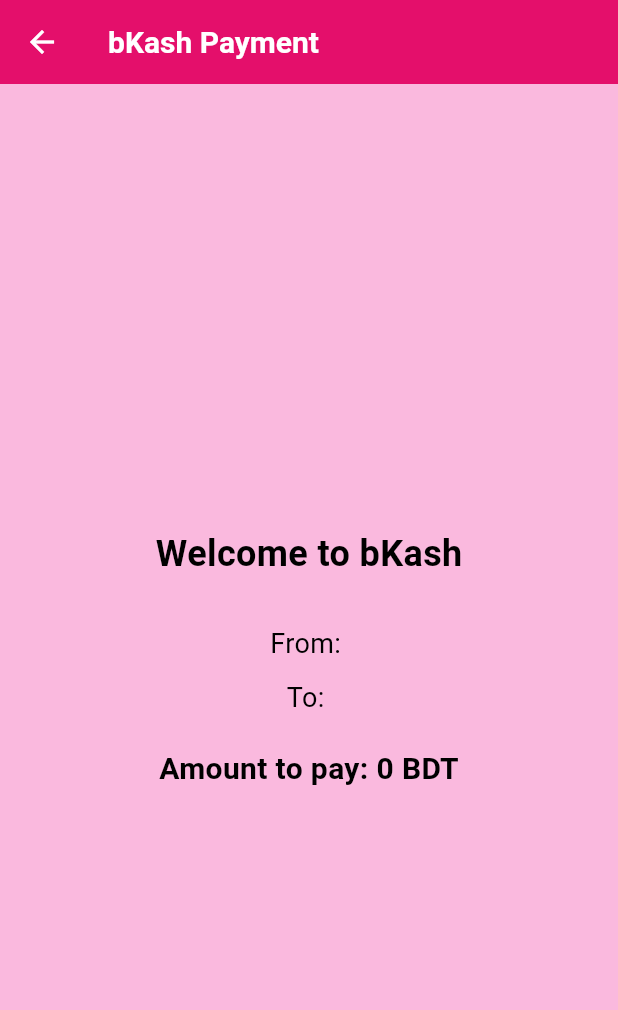
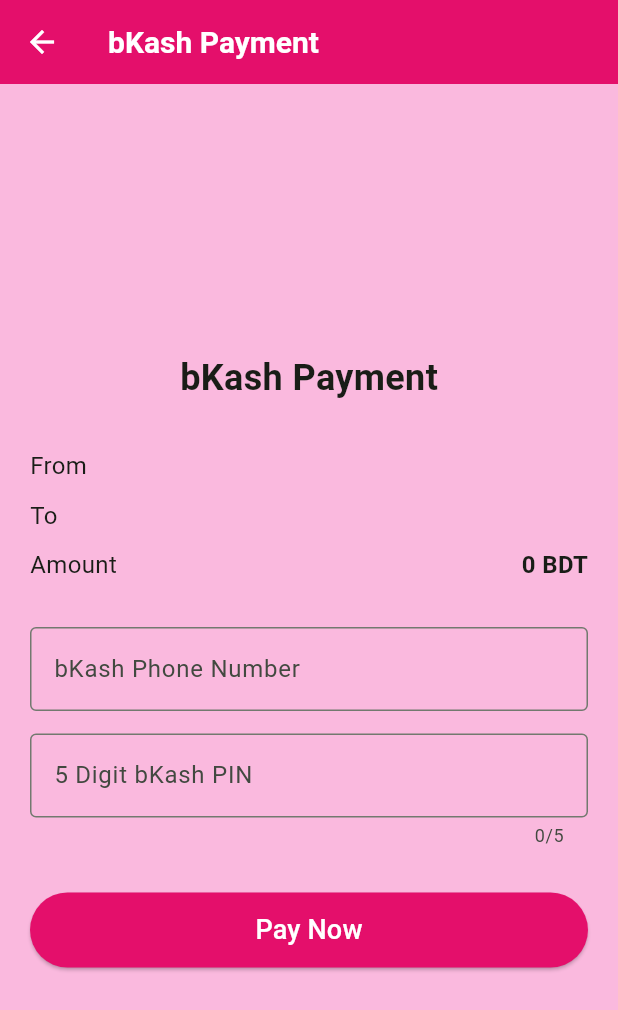
Before and after one commit to haisam10/dmt_seba, a Flutter app: the BkashPage screen opened directly with empty values, on a phone screen of 412 x 824 dp. Shown: the top 1010 px of the screen. Run offline on Flutter 3.47's test engine with Material 3 defaults, Android fonts, the light colour scheme and no system bars; our stand-ins replace firebase_auth, firebase_core, google_sign_in, supabase_flutter; missing offline and left inert: razorpay_flutter; accounts and stored records are empty.

Commit message:
16/1/2026

```diff
--- a/lib/PaymentPage/bkash.dart
+++ b/lib/PaymentPage/bkash.dart
@@ -1,6 +1,9 @@
+import 'dart:math';
 import 'package:flutter/material.dart';
+import 'package:supabase_flutter/supabase_flutter.dart';
+import 'otp_verification_page.dart';
 
-class BkashPage extends StatelessWidget {
+class BkashPage extends StatefulWidget {
   final int amount;
   final String fromStation;
   final String toStation;
@@ -13,47 +16,166 @@
   });
 
   @override
+  State<BkashPage> createState() => _BkashPageState();
+}
+
+class _BkashPageState extends State<BkashPage> {
+  final _phoneController = TextEditingController();
+  final _pinController = TextEditingController();
+  bool isLoading = false;
+
+  final supabase = Supabase.instance.client;
+
+  int _generateOtp() {
+    return Random().nextInt(90000) + 10000; // 5 digit OTP
+  }
+
+  Future<void> _payNow() async {
+    if (_phoneController.text.length != 11) {
+      _showMessage('Enter valid bKash phone number');
+      return;
+    }
+
+    if (_pinController.text.length != 5) {
+      _showMessage('PIN must be 5 digits');
+      return;
+    }
+
+    setState(() => isLoading = true);
+
+    try {
+      final otp = _generateOtp();
+      final userEmail = supabase.auth.currentUser?.email ?? 'unknown';
+
+      await supabase.from('payments').insert({
+        'user_email': userEmail,
+        'from_station': widget.fromStation,
+        'to_station': widget.toStation,
+        'bkash_phone': _phoneController.text,
+        'amount': widget.amount,
+        'otp': otp,
+      });
+
+      setState(() => isLoading = false);
+
+      if (mounted) {
+        Navigator.push(
+          context,
+          MaterialPageRoute(
+            builder: (_) => OtpVerificationPage(
+              bkashPhone: _phoneController.text,
+            ),
+          ),
+        );
+      }
+    } catch (e) {
+      setState(() => isLoading = false);
+      _showMessage('Payment failed: ${e.toString()}');
+    }
+  }
+
+  void _showMessage(String msg) {
+    if (!mounted) return;
+    ScaffoldMessenger.of(context).showSnackBar(
+      SnackBar(content: Text(msg)),
+    );
+  }
+
+  @override
+  void dispose() {
+    _phoneController.dispose();
+    _pinController.dispose();
+    super.dispose();
+  }
+
+  @override
   Widget build(BuildContext context) {
     return Scaffold(
       appBar: AppBar(
         title: const Text('bKash Payment'),
         backgroundColor: const Color(0xFFe40f6b),
-        titleTextStyle: const TextStyle(
-          color: Colors.white,
-          fontSize: 20,
-          fontWeight: FontWeight.w600,
-        ),
         iconTheme: const IconThemeData(color: Colors.white),
+        titleTextStyle: const TextStyle(color: Colors.white, fontSize: 20, fontWeight: FontWeight.bold),
       ),
       backgroundColor: const Color(0xfffab9de),
-      body: Center(
-        child: Padding(
-          padding: const EdgeInsets.all(20.0),
+      body: Padding(
+        padding: const EdgeInsets.all(20),
         child: Column(
           mainAxisAlignment: MainAxisAlignment.center,
           children: [
             const Text(
-                'Welcome to bKash',
-                style: TextStyle(fontSize: 24, fontWeight: FontWeight.bold, color:Colors.black),
+              'bKash Payment',
+              style: TextStyle(fontSize: 24, fontWeight: FontWeight.bold),
             ),
+            const SizedBox(height: 25),
+
+            _infoRow('From', widget.fromStation),
+            _infoRow('To', widget.toStation),
+            _infoRow('Amount', '${widget.amount} BDT'),
+
+            const SizedBox(height: 25),
+
+            TextField(
+              controller: _phoneController,
+              keyboardType: TextInputType.phone,
+              decoration: const InputDecoration(
+                labelText: 'bKash Phone Number',
+                border: OutlineInputBorder(),
+              ),
+            ),
+            const SizedBox(height: 15),
+
+            TextField(
+              controller: _pinController,
+              keyboardType: TextInputType.number,
+              obscureText: true,
+              maxLength: 5,
+              decoration: const InputDecoration(
+                labelText: '5 Digit bKash PIN',
+                border: OutlineInputBorder(),
+              ),
+            ),
+
             const SizedBox(height: 30),
-              Text(
-                'From: $fromStation',
-                style: const TextStyle(fontSize: 18, color:Colors.black),
+
+            SizedBox(
+              width: double.infinity,
+              height: 50,
+              child: ElevatedButton(
+                onPressed: isLoading ? null : _payNow,
+                style: ElevatedButton.styleFrom(
+                  backgroundColor: const Color(0xFFe40f6b),
+                  foregroundColor: Colors.white,
                 ),
-              const SizedBox(height: 10),
-              Text(
-                'To: $toStation',
-                style: const TextStyle(fontSize: 18, color:Colors.black),
+                child: isLoading
+                    ? const CircularProgressIndicator(color: Colors.white)
+                    : const Text(
+                  'Pay Now',
+                  style: TextStyle(fontSize: 18),
                 ),
-              const SizedBox(height: 20),
-              Text(
-                'Amount to pay: $amount BDT',
-                style: const TextStyle(fontSize: 20, fontWeight: FontWeight.bold, color:Colors.black),
+              ),
             ),
           ],
         ),
       ),
+    );
+  }
+
+  Widget _infoRow(String title, String value) {
+    return Padding(
+      padding: const EdgeInsets.symmetric(vertical: 5),
+      child: Row(
+        mainAxisAlignment: MainAxisAlignment.spaceBetween,
+        children: [
+          Text(title, style: const TextStyle(fontSize: 16)),
+          Text(
+            value,
+            style: const TextStyle(
+              fontSize: 16,
+              fontWeight: FontWeight.bold,
+            ),
+          ),
+        ],
       ),
     );
   }
--- a/lib/page/home_page.dart
+++ b/lib/page/home_page.dart
@@ -223,7 +223,7 @@
           borderRadius: BorderRadius.circular(12),
         ),
       ),
-      value: value,
+      initialValue: value,
       items: stations
           .map((s) => DropdownMenuItem<String>(value: s, child: Text(s)))
           .toList(),
--- a/pubspec.yaml
+++ b/pubspec.yaml
@@ -37,6 +37,7 @@
   firebase_auth: ^5.3.1
   google_sign_in: ^6.2.1
   razorpay_flutter: ^1.4.0
+  supabase_flutter: ^2.12.0
 
 dev_dependencies:
   flutter_test:
@@ -49,6 +50,7 @@
   # rules and activating additional ones.
   flutter_lints: ^6.0.0
   flutter_launcher_icons: ^0.14.3
+
 # For information on the generic Dart part of this file, see the
 # following page: https://dart.dev/tools/pub/pubspec
 
```
Also changed, not shown: lib/PaymentPage/otp_verification_page.dart (added, +131 -0 lines), lib/main.dart (+11 -1 lines), lib/page/login_page.dart (+10 -2 lines), pubspec.lock. Lines whose indentation alone changed are shown as unchanged.
